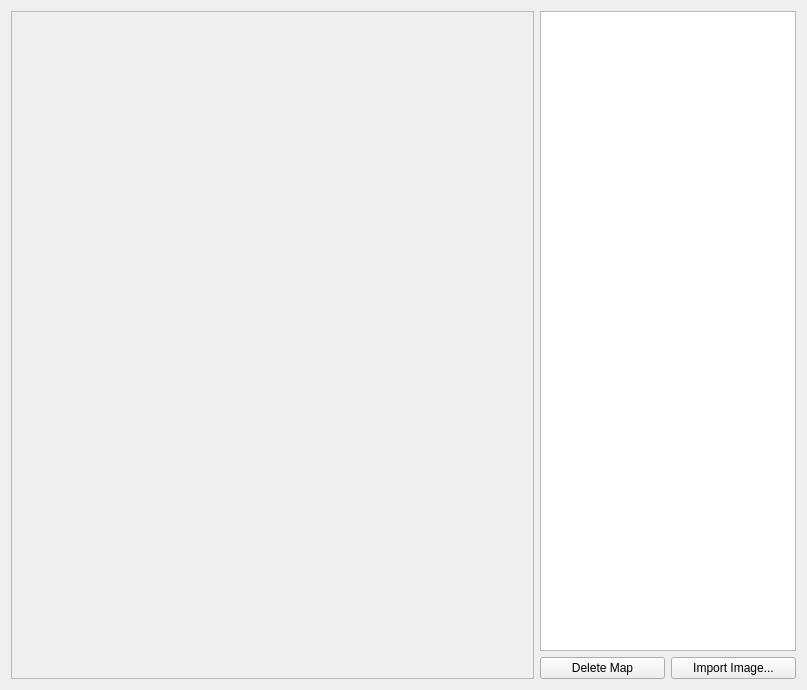
Qt form src/mcedit2/ui/panels/map.ui (mcedit/mcedit2) before a commit.
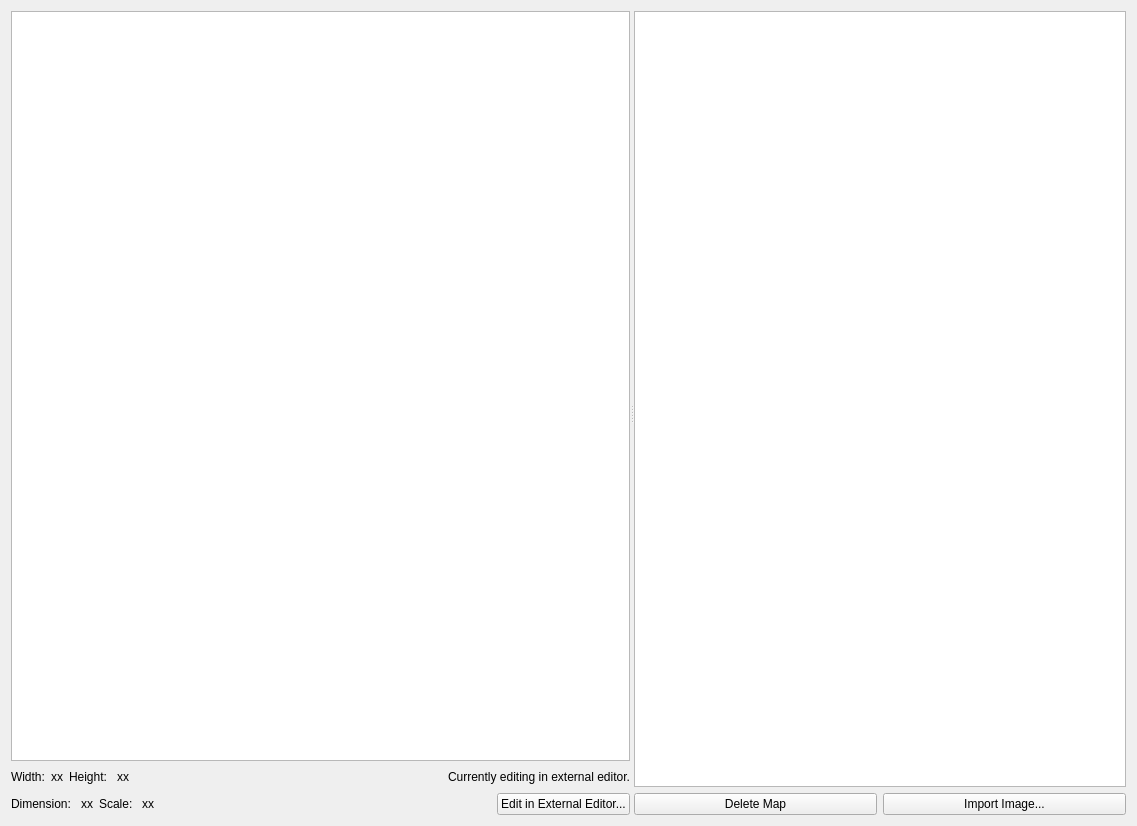
The same form after that commit.

```diff
--- a/src/mcedit2/ui/panels/map.ui
+++ b/src/mcedit2/ui/panels/map.ui
@@ -6,40 +6,179 @@
    <rect>
     <x>0</x>
     <y>0</y>
-    <width>807</width>
-    <height>690</height>
+    <width>1137</width>
+    <height>826</height>
    </rect>
   </property>
   <property name="windowTitle">
    <string>Form</string>
   </property>
+  <layout class="QVBoxLayout" name="verticalLayout_5">
+   <item>
+    <widget class="QSplitter" name="splitter">
+     <property name="orientation">
+      <enum>Qt::Horizontal</enum>
+     </property>
+     <property name="childrenCollapsible">
+      <bool>false</bool>
+     </property>
+     <widget class="QWidget" name="left" native="true">
+      <layout class="QVBoxLayout" name="verticalLayout_3">
+       <property name="margin">
+        <number>0</number>
+       </property>
+       <item>
+        <layout class="QVBoxLayout" name="verticalLayout_2">
+         <item>
+          <widget class="QGraphicsView" name="mapGraphicsView"/>
+         </item>
+         <item>
+          <layout class="QHBoxLayout" name="horizontalLayout_3">
+           <item>
+            <widget class="QLabel" name="label_2">
+             <property name="text">
+              <string>Width:</string>
+             </property>
+            </widget>
+           </item>
+           <item>
+            <widget class="QLabel" name="widthLabel">
+             <property name="text">
+              <string>xx</string>
+             </property>
+            </widget>
+           </item>
+           <item>
+            <widget class="QLabel" name="label_3">
+             <property name="text">
+              <string>Height: </string>
+             </property>
+            </widget>
+           </item>
+           <item>
+            <widget class="QLabel" name="heightLabel">
+             <property name="text">
+              <string>xx</string>
+             </property>
+            </widget>
+           </item>
+           <item>
+            <spacer name="horizontalSpacer_2">
+             <property name="orientation">
+              <enum>Qt::Horizontal</enum>
+             </property>
+             <property name="sizeHint" stdset="0">
+              <size>
+               <width>40</width>
+               <height>20</height>
+              </size>
+             </property>
+            </spacer>
+           </item>
+           <item>
+            <widget class="QLabel" name="currentlyEditingLabel">
+             <property name="enabled">
+              <bool>true</bool>
+             </property>
+             <property name="text">
+              <string>Currently editing in external editor.</string>
+             </property>
+            </widget>
+           </item>
+          </layout>
+         </item>
+         <item>
   <layout class="QHBoxLayout" name="horizontalLayout_2">
    <item>
-    <widget class="QLabel" name="mapImageLabel">
-     <property name="sizePolicy">
-      <sizepolicy hsizetype="Expanding" vsizetype="Preferred">
-       <horstretch>1</horstretch>
-       <verstretch>0</verstretch>
-      </sizepolicy>
-     </property>
-     <property name="frameShape">
-      <enum>QFrame::StyledPanel</enum>
-     </property>
-     <property name="frameShadow">
-      <enum>QFrame::Sunken</enum>
-     </property>
+            <widget class="QLabel" name="label">
+             <property name="text">
+              <string>Dimension: </string>
+             </property>
+            </widget>
+           </item>
+           <item>
+            <widget class="QLabel" name="dimensionLabel">
+             <property name="text">
+              <string>xx</string>
+             </property>
+            </widget>
+           </item>
+           <item>
+            <widget class="QLabel" name="label_4">
+             <property name="text">
+              <string>Scale: </string>
+             </property>
+            </widget>
+           </item>
+           <item>
+            <widget class="QLabel" name="scaleLabel">
      <property name="text">
-      <string/>
+              <string>xx</string>
      </property>
     </widget>
    </item>
+           <item>
+            <spacer name="horizontalSpacer">
+             <property name="orientation">
+              <enum>Qt::Horizontal</enum>
+             </property>
+             <property name="sizeHint" stdset="0">
+              <size>
+               <width>40</width>
+               <height>20</height>
+              </size>
+             </property>
+            </spacer>
+           </item>
+           <item>
+            <widget class="QPushButton" name="pushButton">
+             <property name="text">
+              <string>Edit in External Editor...</string>
+             </property>
+            </widget>
+           </item>
+          </layout>
+         </item>
+        </layout>
+       </item>
+      </layout>
+     </widget>
+     <widget class="QWidget" name="right" native="true">
+      <property name="minimumSize">
+       <size>
+        <width>175</width>
+        <height>0</height>
+       </size>
+      </property>
+      <layout class="QVBoxLayout" name="verticalLayout_4">
+       <property name="margin">
+        <number>0</number>
+       </property>
    <item>
     <layout class="QVBoxLayout" name="verticalLayout">
      <item>
       <widget class="QListView" name="mapListView">
+           <property name="minimumSize">
+            <size>
+             <width>275</width>
+             <height>100</height>
+            </size>
+           </property>
+           <property name="iconSize">
+            <size>
+             <width>128</width>
+             <height>128</height>
+            </size>
+           </property>
        <property name="movement">
         <enum>QListView::Static</enum>
        </property>
+           <property name="flow">
+            <enum>QListView::LeftToRight</enum>
+           </property>
+           <property name="resizeMode">
+            <enum>QListView::Adjust</enum>
+           </property>
        <property name="viewMode">
         <enum>QListView::IconMode</enum>
        </property>
@@ -64,6 +203,10 @@
       </layout>
      </item>
     </layout>
+       </item>
+      </layout>
+     </widget>
+    </widget>
    </item>
   </layout>
  </widget>
```
Left out of the diff: 2 changed lines with no effect on the pictures. Lines whose indentation alone changed are shown as unchanged.
